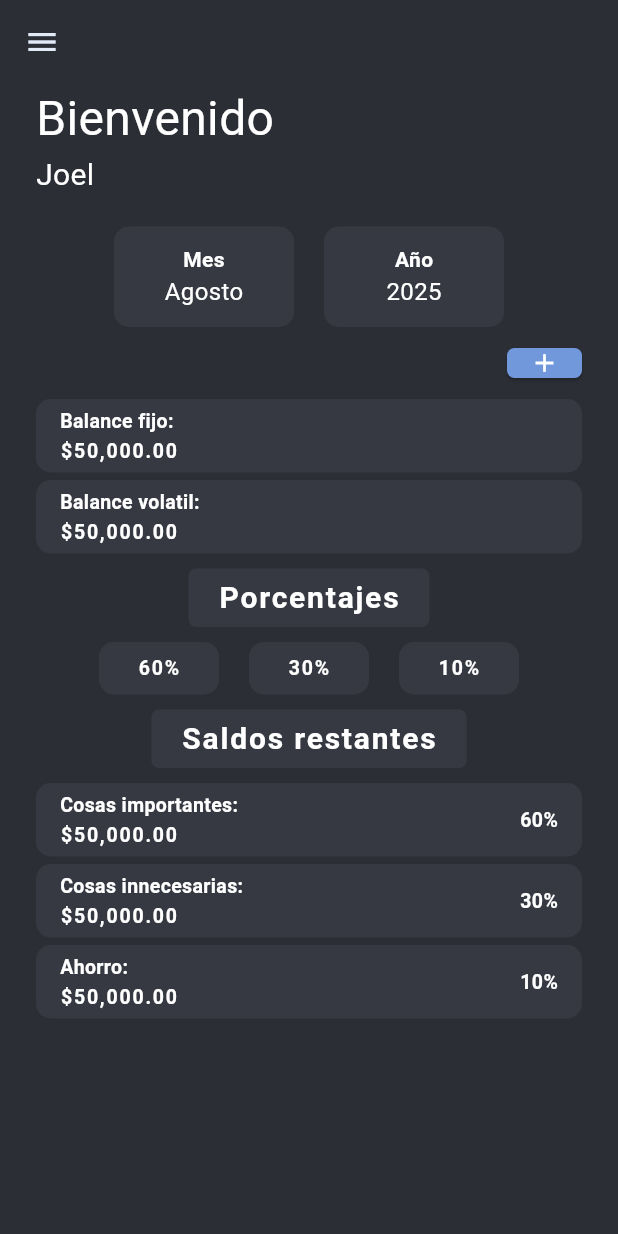
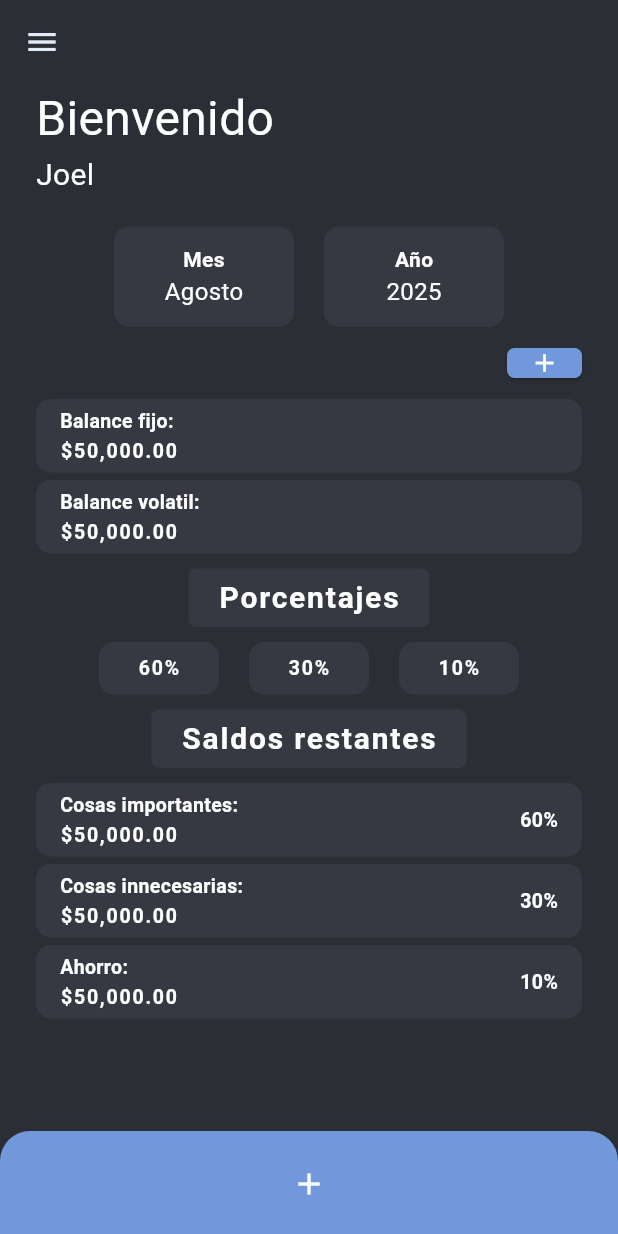
Before and after one commit to joellop/GFP-FrontEnd, a Flutter app: the PantallaInicio screen opened by its route, on a phone screen of 412 x 824 dp. Run offline on Flutter 3.47's test engine with Material 3 defaults, Android fonts, the phone set to English and light mode, and no system bars; our stand-ins replace dio, shared_preferences; accounts and stored records are empty.

Commit message:
footer agregar

```diff
--- a/lib/core/utils/conexion_api.dart
+++ b/lib/core/utils/conexion_api.dart
@@ -4,7 +4,7 @@ import 'package:gfp/features/auth/data/services/autenticacion_service.dart';
 class ConexionApi {
   static final ConexionApi _instancia = ConexionApi._interno();
   final Dio dio;
-  final String baseUrl = "http://192.168.1.65:3000";
+  final String baseUrl = "http://192.168.1.25:3000";
 
   factory ConexionApi() {
     return _instancia;
--- /dev/null
+++ b/lib/core/widgets/footer_boton_agregar.dart
@@ -0,0 +1,37 @@
+import 'package:flutter/material.dart';
+import 'package:gfp/core/theme/paleta_colores.dart';
+
+class FooterBotonAgregar extends StatelessWidget {
+  final VoidCallback onTap;
+
+  const FooterBotonAgregar({
+    Key? key,
+    required this.onTap,
+  }) : super(key: key);
+
+  @override
+  Widget build(BuildContext context) {
+    return GestureDetector(
+      onTap: onTap,
+      child: Container(
+        height: 70,
+        width: double.infinity,
+        decoration: BoxDecoration(
+          color: ColorAplicacion.celeste,
+          borderRadius: const BorderRadius.only(
+            topLeft: Radius.circular(20),
+            topRight: Radius.circular(20),
+          ),
+        ),
+        child: Center(
+          child: Row(
+            mainAxisAlignment: MainAxisAlignment.center,
+            children: [
+              Icon(Icons.add, color: ColorAplicacion.blanco),
+            ],
+          ),
+        ),
+      ),
+    );
+  }
+}
--- a/lib/features/home/presentation/screens/pantalla_inicio.dart
+++ b/lib/features/home/presentation/screens/pantalla_inicio.dart
@@ -1,6 +1,7 @@
 import 'package:flutter/material.dart';
 import 'package:gfp/core/theme/paleta_colores.dart';
 import 'package:gfp/core/widgets/cuadro_seleccion_fecha.dart';
+import 'package:gfp/core/widgets/footer_boton_agregar.dart';
 import 'package:gfp/core/widgets/formulario_balance_modal.dart';
 import 'package:gfp/core/widgets/menu_lateral.dart';
 import 'package:gfp/features/home/application/providers/inicio_provider.dart';
@@ -14,7 +15,7 @@ class PantallaInicio extends StatefulWidget {
 }
 
 class PantallaInicioState extends State<PantallaInicio> {
-  // **Selecciona un mes**
+  //* Selecciona un mes
   void _seleccionarMes(BuildContext context) {
     showModalBottomSheet(
       backgroundColor: ColorAplicacion.secundario,
@@ -57,7 +58,7 @@ class PantallaInicioState extends State<PantallaInicio> {
     );
   }
 
-  // **Selecciona un año**
+  //* Selecciona un año
   void _seleccionarAnio(BuildContext context) {
     showModalBottomSheet(
       context: context,
@@ -99,7 +100,7 @@ class PantallaInicioState extends State<PantallaInicio> {
     );
   }
 
-  //**Mostrar el formulario de agregar balance**
+  //* Mostrar el formulario de agregar balance
   void _mostrarFormulario(BuildContext context) {
     showDialog(
       context: context,
@@ -524,6 +525,11 @@ class PantallaInicioState extends State<PantallaInicio> {
           ],
         ),
       ),
+      bottomNavigationBar: FooterBotonAgregar(
+        onTap: () {
+          _mostrarFormulario(context);
+        },
+      ),
     );
   }
 }
```
